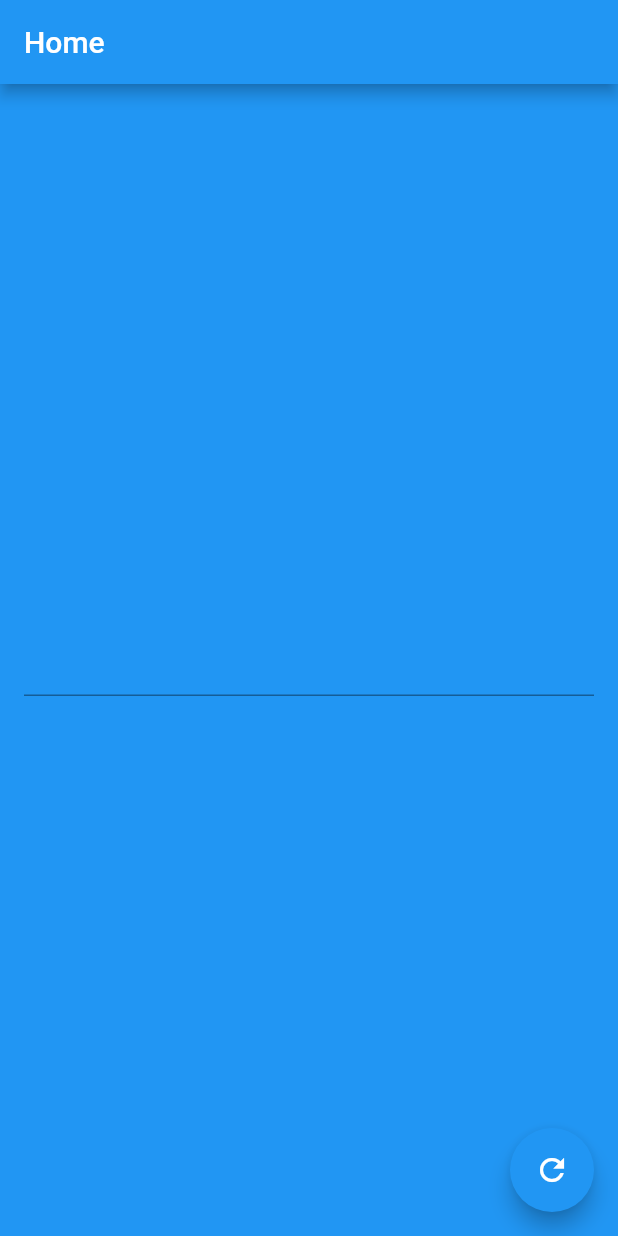
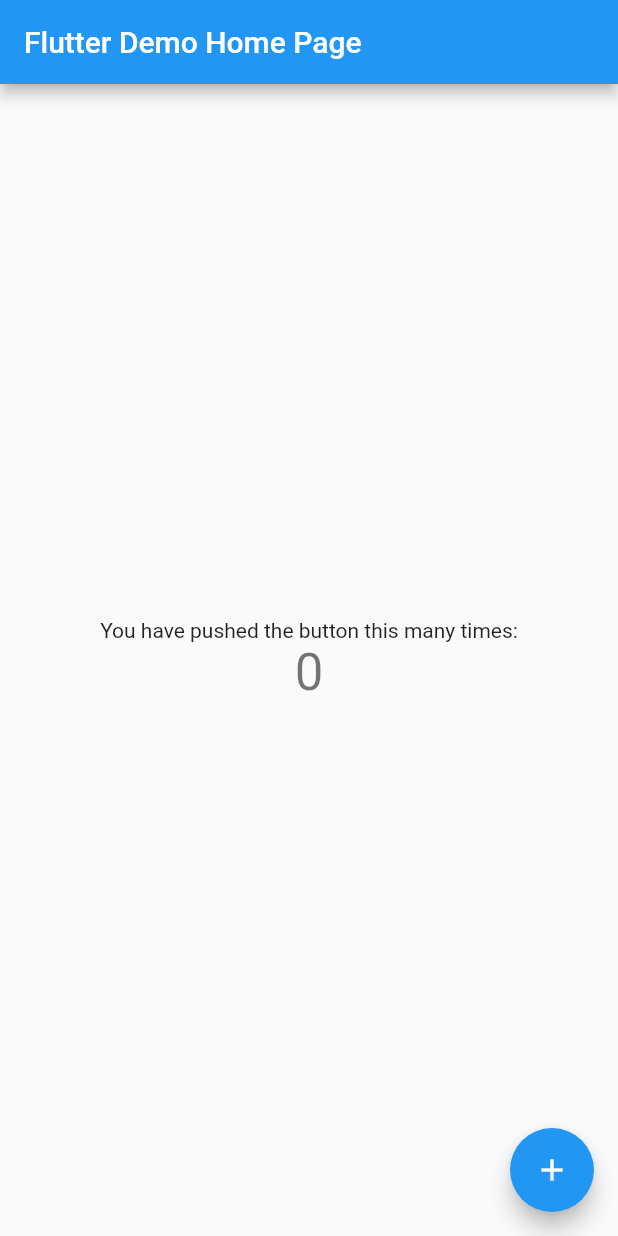
Before and after one commit to Loterando/teste, a Flutter app: the screen it shows after launch, on a phone screen of 412 x 824 dp. Run offline on Flutter 3.47's test engine with Material 2 defaults, Android fonts, the phone set to English and light mode, and no system bars.

Commit message:
fix main.dart

```diff
--- a/lib/main.dart
+++ b/lib/main.dart
@@ -1,72 +1,115 @@
-import 'dart:math';
-
 import 'package:flutter/material.dart';
 
 void main() {
-  runApp(MaterialApp(
-    home: Home(),
-  ));
+  runApp(const MyApp());
 }
 
-class Home extends StatefulWidget {
-  const Home({Key? key}) : super(key: key);
+class MyApp extends StatelessWidget {
+  const MyApp({Key? key}) : super(key: key);
+
+  // This widget is the root of your application.
+  @override
+  Widget build(BuildContext context) {
+    return MaterialApp(
+      title: 'Flutter Demo',
+      theme: ThemeData(
+        // This is the theme of your application.
+        //
+        // Try running your application with "flutter run". You'll see the
+        // application has a blue toolbar. Then, without quitting the app, try
+        // changing the primarySwatch below to Colors.green and then invoke
+        // "hot reload" (press "r" in the console where you ran "flutter run",
+        // or simply save your changes to "hot reload" in a Flutter IDE).
+        // Notice that the counter didn't reset back to zero; the application
+        // is not restarted.
+        primarySwatch: Colors.blue,
+      ),
+      home: const MyHomePage(title: 'Flutter Demo Home Page'),
+    );
+  }
+}
+
+class MyHomePage extends StatefulWidget {
+  const MyHomePage({Key? key, required this.title}) : super(key: key);
+
+  // This widget is the home page of your application. It is stateful, meaning
+  // that it has a State object (defined below) that contains fields that affect
+  // how it looks.
+
+  // This class is the configuration for the state. It holds the values (in this
+  // case the title) provided by the parent (in this case the App widget) and
+  // used by the build method of the State. Fields in a Widget subclass are
+  // always marked "final".
+
+  final String title;
 
   @override
-  State<Home> createState() => _HomeState();
+  State<MyHomePage> createState() => _MyHomePageState();
 }
 
-class _HomeState extends State<Home> {
-  List<Color> colorsList = [
-    Colors.red,
-    Colors.green,
-    Colors.blue,
-    Colors.yellow,
-    Colors.cyan,
-    Colors.pink,
-    Colors.black,
-    Colors.grey,
-    Colors.indigo,
-    Colors.orange,
-    Colors.orangeAccent,
-    Colors.deepPurpleAccent,
-    Colors.pinkAccent,
-    Colors.teal,
-    Colors.tealAccent,
-    Colors.lightGreenAccent,
-  ];
-  void getRandomColor() {
+class _MyHomePageState extends State<MyHomePage> {
+  int _counter = 0;
+
+  void _incrementCounter() {
     setState(() {
-      final index = Random().nextInt(colorsList.length);
-      color = colorsList[index];
+      // This call to setState tells the Flutter framework that something has
+      // changed in this State, which causes it to rerun the build method below
+      // so that the display can reflect the updated values. If we changed
+      // _counter without calling setState(), then the build method would not be
+      // called again, and so nothing would appear to happen.
+      _counter++;
     });
   }
 
-  Color color = Colors.blue;
-
   @override
   Widget build(BuildContext context) {
+    // This method is rerun every time setState is called, for instance as done
+    // by the _incrementCounter method above.
+    //
+    // The Flutter framework has been optimized to make rerunning build methods
+    // fast, so that you can just rebuild anything that needs updating rather
+    // than having to individually change instances of widgets.
     return Scaffold(
       appBar: AppBar(
-        title: Text("Home"),
+        // Here we take the value from the MyHomePage object that was created by
+        // the App.build method, and use it to set our appbar title.
+        title: Text(widget.title),
       ),
-      body: Container(
-        color: color,
-        child: Center(
-          child: Padding(
-            padding: EdgeInsets.all(16),
-            child: TextField(
-              key: Key("meu-textfield"),
+      body: Center(
+        // Center is a layout widget. It takes a single child and positions it
+        // in the middle of the parent.
+        child: Column(
+          // Column is also a layout widget. It takes a list of children and
+          // arranges them vertically. By default, it sizes itself to fit its
+          // children horizontally, and tries to be as tall as its parent.
+          //
+          // Invoke "debug painting" (press "p" in the console, choose the
+          // "Toggle Debug Paint" action from the Flutter Inspector in Android
+          // Studio, or the "Toggle Debug Paint" command in Visual Studio Code)
+          // to see the wireframe for each widget.
+          //
+          // Column has various properties to control how it sizes itself and
+          // how it positions its children. Here we use mainAxisAlignment to
+          // center the children vertically; the main axis here is the vertical
+          // axis because Columns are vertical (the cross axis would be
+          // horizontal).
+          mainAxisAlignment: MainAxisAlignment.center,
+          children: <Widget>[
+            const Text(
+              'You have pushed the button this many times:',
             ),
-          ),
+            Text(
+              '$_counter',
+              style: Theme.of(context).textTheme.headline4,
+            ),
+          ],
         ),
       ),
       floatingActionButton: FloatingActionButton(
-        key: const Key("meu-botao"),
-        onPressed: () {
-          getRandomColor();
-        },
-        child: const Icon(Icons.refresh),
-      ),
+        onPressed: _incrementCounter,
+        tooltip: 'Increment',
+        child: const Icon(Icons.add),
+      ), // This trailing comma makes auto-formatting nicer for build methods.
     );
   }
 }
```
